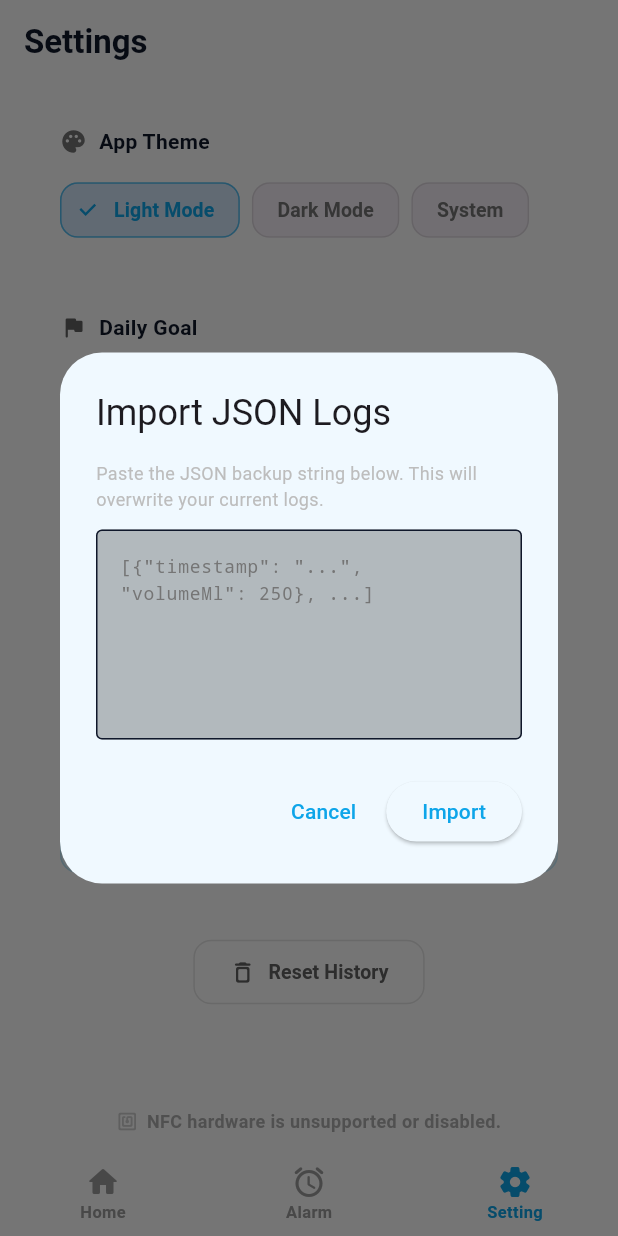
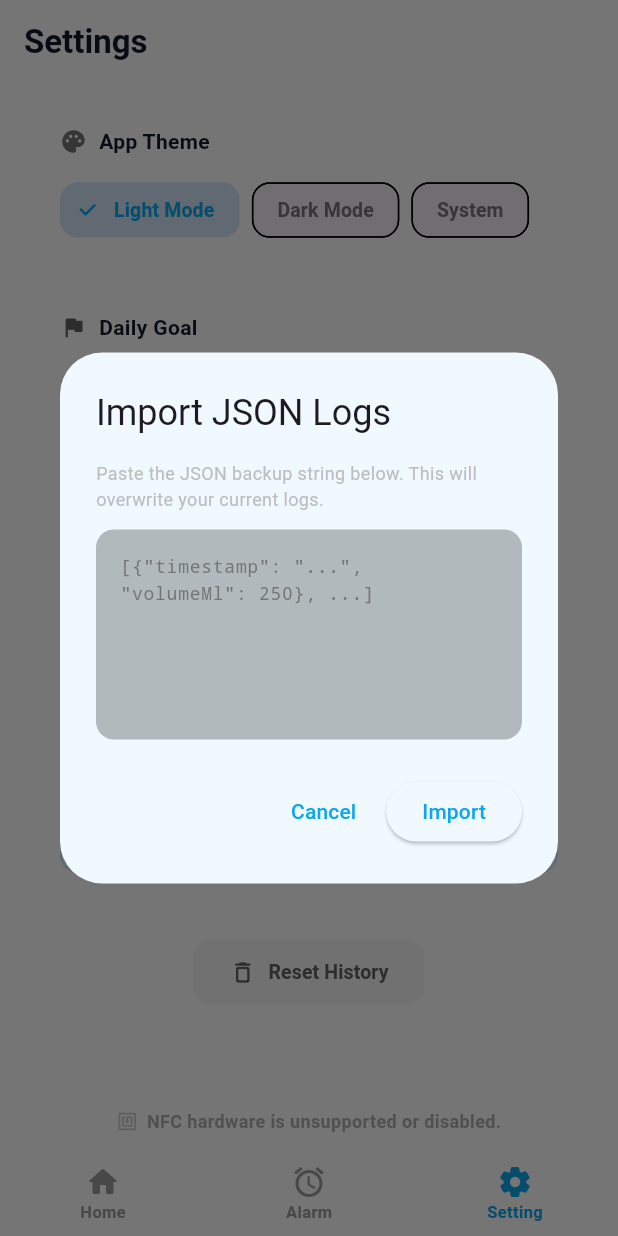
Before and after one commit to rmdir-sys32/hydra-water-tracker, a Flutter app: the screen it shows after launch, item 3 of the bottom bar chosen, after a tap on "Import JSON", on a phone screen of 412 x 824 dp. Run offline on Flutter 3.47's test engine with Material 3 defaults, Android fonts, the phone set to English and light mode, and no system bars; our stand-ins replace shared_preferences; missing offline and left inert: flutter_nfc_kit, liquid_glass_renderer.

Commit message:
Remove all remaining chip, input, and reset borders; make dark mode colors proper and seamless

```diff
--- a/lib/alarm_page.dart
+++ b/lib/alarm_page.dart
@@ -211,10 +211,7 @@
                     shrinkWrap: true,
                     physics: const NeverScrollableScrollPhysics(),
                     itemCount: _fixedReminders.length,
-                    separatorBuilder: (context, index) => Divider(
-                      height: 1,
-                      color: isLight ? Colors.black.withOpacity(0.05) : Colors.white.withOpacity(0.05),
-                    ),
+                    separatorBuilder: (context, index) => const SizedBox(height: 8),
                     itemBuilder: (context, index) {
                       final item = _fixedReminders[index];
                       final bool isEnabled = item['enabled'] as bool;
--- a/lib/main.dart
+++ b/lib/main.dart
@@ -60,11 +60,11 @@
             ),
           ),
           darkTheme: ThemeData.dark().copyWith(
-            scaffoldBackgroundColor: const Color(0xFF0B132B), // Dark Navy
+            scaffoldBackgroundColor: const Color(0xFF090D1A), // Rich Deep Navy/Black
             colorScheme: const ColorScheme.dark(
               primary: Color(0xFF0EA5E9),   // Sky Blue
               secondary: Color(0xFF38BDF8), // Light Sky Blue
-              surface: Color(0xFF1C2541),   // Dark Midnight Navy
+              surface: Color(0xFF131A30),   // Dark Slate Navy Surface
               onSurface: Colors.white,
             ),
           ),
--- a/lib/settings_page.dart
+++ b/lib/settings_page.dart
@@ -160,7 +160,10 @@
                 decoration: InputDecoration(
                   hintText: '[{"timestamp": "...", "volumeMl": 250}, ...]',
                   hintStyle: TextStyle(color: Colors.grey[600]),
-                  border: const OutlineInputBorder(),
+                  border: OutlineInputBorder(
+                    borderRadius: BorderRadius.circular(12),
+                    borderSide: BorderSide.none,
+                  ),
                   filled: true,
                   fillColor: Colors.black26,
                 ),
@@ -267,9 +270,7 @@
       backgroundColor: theme.colorScheme.onSurface.withOpacity(0.03),
       shape: RoundedRectangleBorder(
         borderRadius: BorderRadius.circular(12),
-        side: BorderSide(
-          color: isSelected ? theme.colorScheme.primary.withOpacity(0.4) : (isLight ? Colors.black.withOpacity(0.05) : Colors.white10),
-        ),
+        side: BorderSide.none,
       ),
     );
   }
@@ -301,9 +302,7 @@
       backgroundColor: theme.colorScheme.onSurface.withOpacity(0.03),
       shape: RoundedRectangleBorder(
         borderRadius: BorderRadius.circular(12),
-        side: BorderSide(
-          color: isSelected ? theme.colorScheme.primary.withOpacity(0.4) : (isLight ? Colors.black.withOpacity(0.05) : Colors.white10),
-        ),
+        side: BorderSide.none,
       ),
     );
   }
@@ -443,11 +442,11 @@
                                   contentPadding: EdgeInsets.zero,
                                   border: OutlineInputBorder(
                                     borderRadius: BorderRadius.circular(8),
-                                    borderSide: BorderSide(color: theme.colorScheme.onSurface.withOpacity(0.1)),
+                                    borderSide: BorderSide.none,
                                   ),
                                   focusedBorder: OutlineInputBorder(
                                     borderRadius: BorderRadius.circular(8),
-                                    borderSide: BorderSide(color: theme.colorScheme.primary),
+                                    borderSide: BorderSide(color: theme.colorScheme.primary.withOpacity(0.5)),
                                   ),
                                   filled: true,
                                   fillColor: theme.colorScheme.onSurface.withOpacity(0.05),
@@ -583,11 +582,11 @@
                                     contentPadding: EdgeInsets.zero,
                                     border: OutlineInputBorder(
                                       borderRadius: BorderRadius.circular(8),
-                                      borderSide: BorderSide(color: theme.colorScheme.onSurface.withOpacity(0.1)),
+                                      borderSide: BorderSide.none,
                                     ),
                                     focusedBorder: OutlineInputBorder(
                                       borderRadius: BorderRadius.circular(8),
-                                      borderSide: BorderSide(color: theme.colorScheme.primary),
+                                      borderSide: BorderSide(color: theme.colorScheme.primary.withOpacity(0.5)),
                                     ),
                                     filled: true,
                                     fillColor: theme.colorScheme.onSurface.withOpacity(0.05),
@@ -721,13 +720,13 @@
 
             // Reset history button
             Center(
-              child: OutlinedButton.icon(
+              child: TextButton.icon(
                 onPressed: _handleReset,
-                style: OutlinedButton.styleFrom(
+                style: TextButton.styleFrom(
                   foregroundColor: _confirmReset ? Colors.redAccent : (isLight ? Colors.grey[700] : Colors.grey[400]),
-                  side: BorderSide(
-                    color: _confirmReset ? Colors.redAccent.withOpacity(0.5) : (isLight ? Colors.black.withOpacity(0.1) : Colors.white10),
-                  ),
+                  backgroundColor: _confirmReset
+                      ? Colors.redAccent.withOpacity(0.1)
+                      : (isLight ? Colors.black.withOpacity(0.03) : Colors.white.withOpacity(0.03)),
                   shape: RoundedRectangleBorder(
                     borderRadius: BorderRadius.circular(12),
                   ),
--- a/lib/stats_page.dart
+++ b/lib/stats_page.dart
@@ -330,10 +330,7 @@
                     shrinkWrap: true,
                     physics: const NeverScrollableScrollPhysics(),
                     itemCount: todayLogs.length,
-                    separatorBuilder: (context, index) => Divider(
-                      height: 1,
-                      color: isLight ? Colors.black.withOpacity(0.05) : Colors.white.withOpacity(0.05),
-                    ),
+                    separatorBuilder: (context, index) => const SizedBox(height: 8),
                     itemBuilder: (context, index) {
                       final entry = todayLogs[todayLogs.length - 1 - index];
                       return ListTile(
```
Also changed, not shown: scratch/check_api.dart (added, +13 -0 lines).
